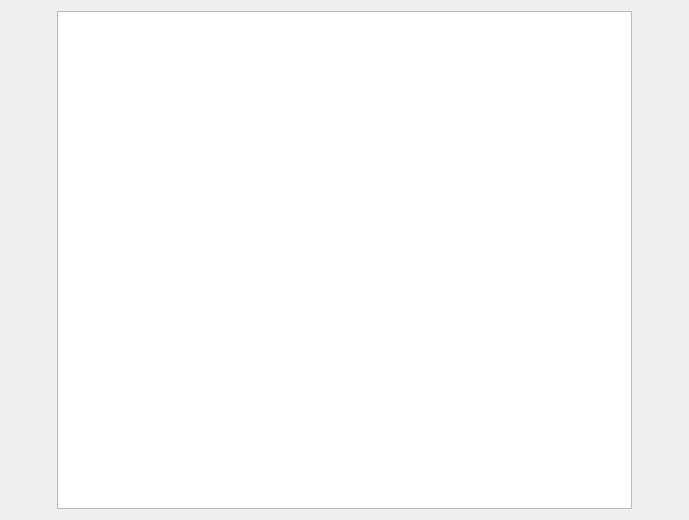
First picture: the form in ImageViewer/widget.ui, repository kaanakgundogdu/Image-Viewer-QT, before the edit.
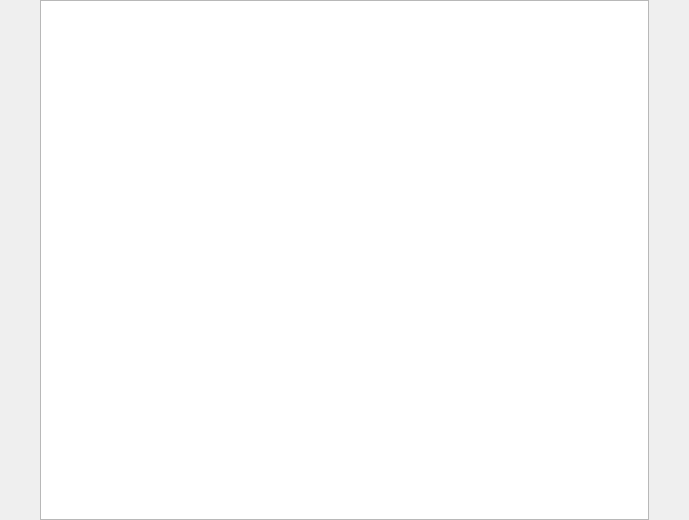
Second picture: the form after the edit. Icons and pictures are not drawn.

Diff of the .ui file:
```diff
--- a/ImageViewer/widget.ui
+++ b/ImageViewer/widget.ui
@@ -20,14 +20,41 @@
    <string>ImageViewer</string>
   </property>
   <layout class="QHBoxLayout" name="horizontalLayout">
+   <property name="spacing">
+    <number>0</number>
+   </property>
+   <property name="leftMargin">
+    <number>0</number>
+   </property>
+   <property name="topMargin">
+    <number>0</number>
+   </property>
+   <property name="rightMargin">
+    <number>0</number>
+   </property>
+   <property name="bottomMargin">
+    <number>0</number>
+   </property>
    <item>
     <widget class="QPushButton" name="prev_button">
+     <property name="sizePolicy">
+      <sizepolicy hsizetype="Minimum" vsizetype="Expanding">
+       <horstretch>0</horstretch>
+       <verstretch>0</verstretch>
+      </sizepolicy>
+     </property>
      <property name="text">
       <string/>
      </property>
      <property name="icon">
       <iconset resource="resources.qrc">
-       <normaloff>:/resources/icons/left.svg</normaloff>:/resources/icons/left.svg</iconset>
+       <normaloff>:/resources/icons/previous.png</normaloff>:/resources/icons/previous.png</iconset>
+     </property>
+     <property name="iconSize">
+      <size>
+       <width>40</width>
+       <height>40</height>
+      </size>
      </property>
      <property name="flat">
       <bool>true</bool>
@@ -36,22 +63,43 @@
    </item>
    <item>
     <widget class="QGraphicsView" name="graph_view">
+     <property name="enabled">
+      <bool>true</bool>
+     </property>
      <property name="focusPolicy">
       <enum>Qt::NoFocus</enum>
      </property>
      <property name="acceptDrops">
       <bool>false</bool>
      </property>
+     <property name="lineWidth">
+      <number>0</number>
+     </property>
     </widget>
    </item>
    <item>
     <widget class="QPushButton" name="next_button">
+     <property name="sizePolicy">
+      <sizepolicy hsizetype="Minimum" vsizetype="Expanding">
+       <horstretch>0</horstretch>
+       <verstretch>0</verstretch>
+      </sizepolicy>
+     </property>
      <property name="text">
       <string/>
      </property>
      <property name="icon">
       <iconset resource="resources.qrc">
-       <normaloff>:/resources/icons/right.svg</normaloff>:/resources/icons/right.svg</iconset>
+       <normaloff>:/resources/icons/next.png</normaloff>:/resources/icons/next.png</iconset>
+     </property>
+     <property name="iconSize">
+      <size>
+       <width>40</width>
+       <height>40</height>
+      </size>
+     </property>
+     <property name="default">
+      <bool>false</bool>
      </property>
      <property name="flat">
       <bool>true</bool>
```
Left out of the diff: 9 changed lines with no effect on the pictures.
